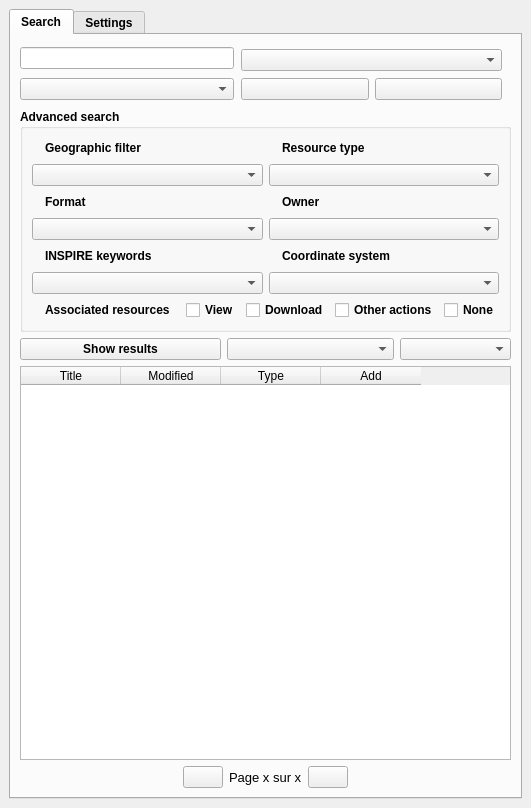
Before: the Qt Designer form ui/isogeo_dockwidget_base.ui in isogeo/isogeo-plugin-qgis, drawn with Qt 5.
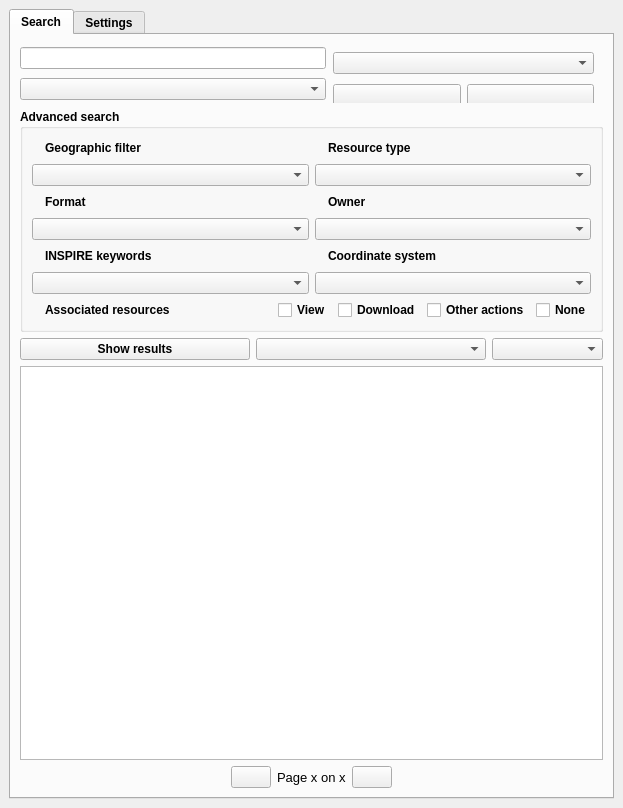
After: the same form once the commit is applied. Icons and pictures are not drawn. Custom widgets are drawn as their Qt base class.

```diff
--- a/ui/isogeo_dockwidget_base.ui
+++ b/ui/isogeo_dockwidget_base.ui
@@ -6,14 +6,14 @@
    <rect>
     <x>0</x>
     <y>0</y>
-    <width>531</width>
+    <width>623</width>
     <height>808</height>
    </rect>
   </property>
   <property name="minimumSize">
    <size>
-    <width>531</width>
-    <height>523</height>
+    <width>623</width>
+    <height>596</height>
    </size>
   </property>
   <property name="windowIcon">
@@ -93,7 +93,7 @@
                <x>1</x>
                <y>4</y>
                <width>261</width>
-               <height>54</height>
+               <height>63</height>
               </rect>
              </property>
              <layout class="QVBoxLayout" name="verticalLayout_11">
@@ -762,13 +762,13 @@
            <bool>false</bool>
           </property>
           <attribute name="horizontalHeaderVisible">
-           <bool>true</bool>
+           <bool>false</bool>
           </attribute>
           <attribute name="horizontalHeaderShowSortIndicator" stdset="0">
            <bool>false</bool>
           </attribute>
           <attribute name="verticalHeaderVisible">
-           <bool>true</bool>
+           <bool>false</bool>
           </attribute>
           <column>
            <property name="text">
@@ -834,7 +834,7 @@
              </font>
             </property>
             <property name="text">
-             <string>Page x sur x</string>
+             <string>Page x on x</string>
             </property>
            </widget>
           </item>
```
Left out of the diff: 141 changed lines with no effect on the pictures.
